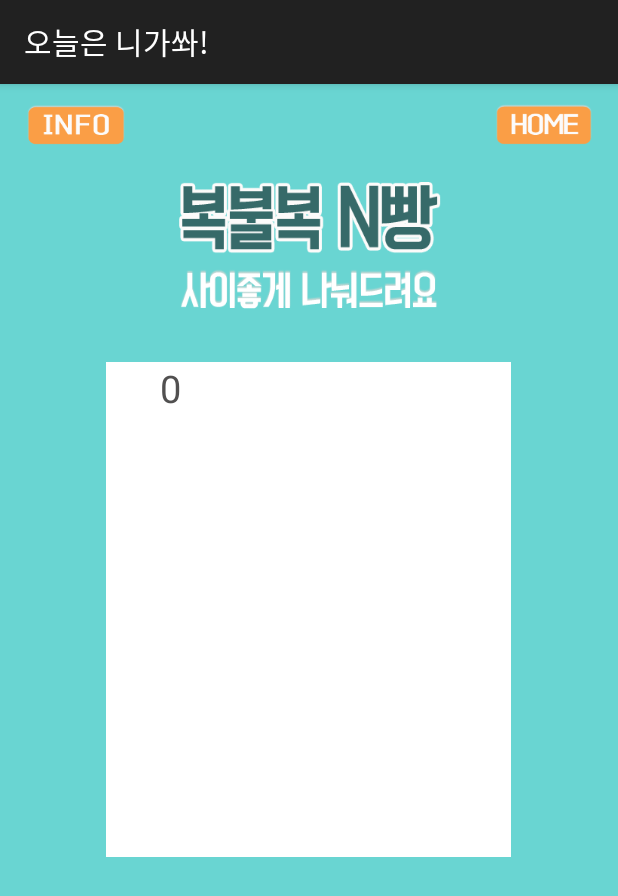
After one commit to ChuckShim/android-yourtreat, an Android app: the fragment GameShakeFragment shown on its own in the app's theme, on a phone screen of 412 x 824 dp. The commit adds this screen. Shown: the top 896 px of the screen. Run offline under Robolectric (Android 15) with nearby library versions, the phone set to English and light mode, and no system bars; 2 statements that could not run were skipped.

Commit message:
shake start

```diff
--- a/app/build.gradle
+++ b/app/build.gradle
@@ -23,4 +23,5 @@ dependencies {
     compile fileTree(dir: 'libs', include: ['*.jar'])
     compile 'com.android.support:appcompat-v7:22.0.0'
     compile 'com.google.android.gms:play-services:7.0.0'
+    compile 'com.github.satyan:sugar:1.3'
 }
--- /dev/null
+++ b/app/src/main/java/com/mon/bubu/yourtreat/GameShakeFragment.java
@@ -0,0 +1,81 @@
+package com.mon.bubu.yourtreat;
+
+import android.app.Fragment;
+import android.content.Intent;
+import android.hardware.Sensor;
+import android.hardware.SensorEvent;
+import android.hardware.SensorEventListener;
+import android.os.Bundle;
+import android.view.LayoutInflater;
+import android.view.View;
+import android.view.ViewGroup;
+import android.widget.Button;
+import android.widget.EditText;
+
+
+/**
+ * Created by Chuck on 2015. 4. 28..
+ */
+public class GameShakeFragment extends Fragment implements View.OnClickListener, SensorEventListener{
+    private static GameShakeFragment gameShakeInstance = null;
+    public GameShakeFragment() {}
+    public static GameShakeFragment getInstance() {
+        if(gameShakeInstance == null){
+            gameShakeInstance = new GameShakeFragment();
+        }
+        return gameShakeInstance;
+    }
+
+    EditText edit_game_shake_count;
+
+    @Override
+    public void onCreate(Bundle savedInstanceState) {
+        super.onCreate(savedInstanceState);
+    }
+
+    @Override
+    public View onCreateView(LayoutInflater inflater, ViewGroup container,
+                             Bundle savedInstanceState) {
+
+        View v = inflater.inflate(R.layout.fragment_game_shake, container, false);
+
+
+        return v;
+    }
+
+    @Override
+    public void onResume()
+    {
+        super.onResume();
+        ((HomeActivity)this.getActivity()).setCurrentFragment(this);
+    }
+
+
+    @Override
+    public void onClick(View v){
+        switch(v.getId()) {
+            case R.id.btn_game_n_info:
+
+                break;
+            case R.id.btn_game_n_home:
+                getFragmentManager().beginTransaction()
+                        .replace(R.id.container, HomeFragment.getInstance())
+                        .commit();
+                break;
+            default:
+                break;
+        }
+
+    }
+
+    @Override
+    public void onAccuracyChanged(Sensor sensor, int accuracy){
+
+    }
+
+    @Override
+    public void onSensorChanged(SensorEvent event){
+
+    }
+
+}
--- a/app/src/main/java/com/mon/bubu/yourtreat/HomeActivity.java
+++ b/app/src/main/java/com/mon/bubu/yourtreat/HomeActivity.java
@@ -43,7 +43,11 @@ public class HomeActivity extends BaseActivity{
             getFragmentManager().beginTransaction()
                     .replace(R.id.container, HomeFragment.getInstance())
                     .commit();
-        }else if(getCurrentFragment() instanceof GameNFragment){
+        }else if(getCurrentFragment() instanceof GameNFragment) {
+            getFragmentManager().beginTransaction()
+                    .replace(R.id.container, HomeFragment.getInstance())
+                    .commit();
+        }else if(getCurrentFragment() instanceof GameShakeFragment) {
             getFragmentManager().beginTransaction()
                     .replace(R.id.container, HomeFragment.getInstance())
                     .commit();
--- /dev/null
+++ b/app/src/main/res/layout/fragment_game_shake.xml
@@ -0,0 +1,65 @@
+<?xml version="1.0" encoding="utf-8"?>
+<LinearLayout xmlns:android="http://schemas.android.com/apk/res/android"
+    android:layout_width="match_parent"
+    android:layout_height="match_parent"
+    android:background="#69d5d2"
+    android:orientation="vertical">
+
+    <LinearLayout
+        android:layout_width="match_parent"
+        android:layout_height="55dp"
+        android:gravity="center"
+        android:layout_marginLeft="15dp"
+        android:layout_marginRight="15dp"
+        android:layout_marginBottom="10dp">
+        <Button
+            android:id="@+id/btn_game_n_info"
+            android:layout_width="70dp"
+            android:layout_height="30dp"
+            android:background="@drawable/common_btn_info"/>
+        <View
+            android:layout_width="0dp"
+            android:layout_weight="1"
+            android:layout_height="match_parent" />
+        <Button
+            android:id="@+id/btn_game_n_home"
+            android:layout_width="70dp"
+            android:layout_height="30dp"
+            android:background="@drawable/common_btn_home"/>
+        </LinearLayout>
+
+    <ImageView
+        android:layout_width="180dp"
+        android:layout_height="90dp"
+        android:layout_gravity="center"
+        android:background="@drawable/game_n_title"/>
+
+    <LinearLayout
+        android:layout_marginTop="30dp"
+        android:layout_width="270dp"
+        android:layout_height="330dp"
+        android:orientation="vertical"
+        android:layout_gravity="center"
+        android:background="#FFFFFF">
+
+
+
+            <TextView
+                android:id="@+id/edit_game_n_amount"
+                android:layout_width="50dp"
+                android:layout_height="fill_parent"
+                android:layout_weight="8"
+                android:text="0"
+                android:textColorHint="#b2b2b2"
+                android:textColor="#515050"
+                android:textSize="25sp"
+                android:singleLine="true"
+                android:inputType="number"
+                android:gravity="right"/>
+
+
+
+        </LinearLayout>
+
+
+</LinearLayout>
--- a/app/src/main/res/layout/fragment_home.xml
+++ b/app/src/main/res/layout/fragment_home.xml
@@ -43,7 +43,7 @@
         <Button
             android:layout_marginTop="15dp"
             android:layout_marginBottom="5dp"
-            android:id="@+id/btn_navi_game_cola"
+            android:id="@+id/btn_navi_game_shake"
             android:layout_width="wrap_content"
             android:layout_height="wrap_content"
             android:background="@drawable/main_btn_cola_selector"
```
Also changed, not shown: app/src/main/java/com/mon/bubu/yourtreat/HomeFragment.java (+8 -1 lines), 1 other file.
